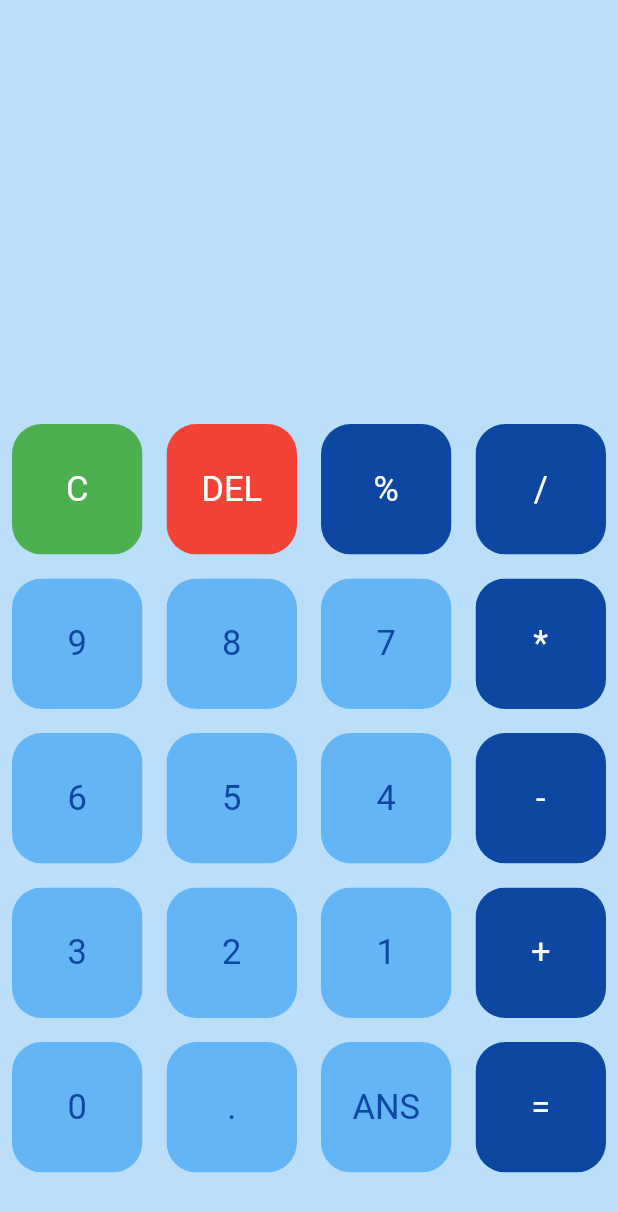
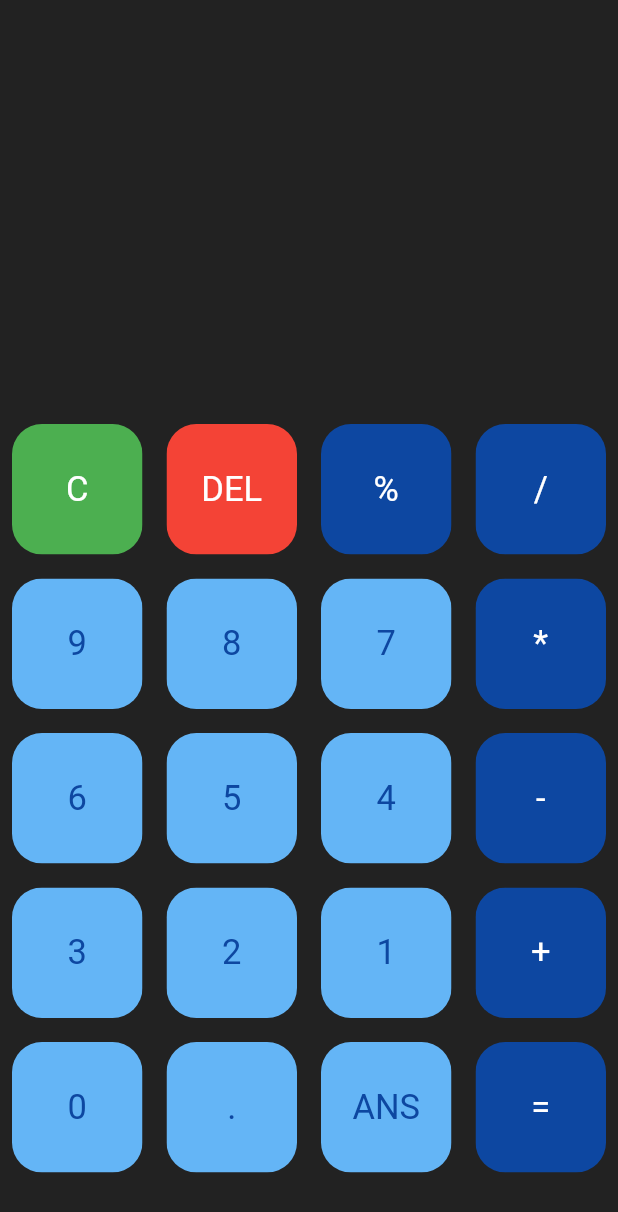
Before and after one commit to j-kon/FlutterDevelopmentBootcamp, a Flutter app: the screen it shows after launch, on a phone screen of 412 x 824 dp. Shown: the top 1212 px of the screen. Run offline on Flutter 3.47's test engine with Material 2 defaults, Android fonts, the phone set to English and light mode, and no system bars; our stand-ins replace audioplayers, math_expressions, rflutter_alert.

Commit message:
complate calculator

```diff
--- a/calculator/lib/main.dart
+++ b/calculator/lib/main.dart
@@ -1,5 +1,6 @@
 import 'package:calculator/widgets/custom_button.dart';
 import 'package:flutter/material.dart';
+import 'package:math_expressions/math_expressions.dart';
 
 void main() {
   runApp(MyApp());
@@ -48,7 +49,7 @@ class _HomePageState extends State<HomePage> {
   @override
   Widget build(BuildContext context) {
     return Scaffold(
-      backgroundColor: Colors.blue[100],
+      backgroundColor: Colors.black87,
       body: Column(
         children: [
           Expanded(
@@ -64,7 +65,7 @@ class _HomePageState extends State<HomePage> {
                     alignment: Alignment.centerLeft,
                     child: Text(
                       userQuestion,
-                      style: TextStyle(fontSize: 30),
+                      style: TextStyle(fontSize: 30, color: Colors.white),
                     ),
                   ),
                   Container(
@@ -72,7 +73,7 @@ class _HomePageState extends State<HomePage> {
                     alignment: Alignment.centerRight,
                     child: Text(
                       userAnswer,
-                      style: TextStyle(fontSize: 30),
+                      style: TextStyle(fontSize: 30, color: Colors.white),
                     ),
                   ),
                 ],
@@ -110,6 +111,17 @@ class _HomePageState extends State<HomePage> {
                         color: Colors.red,
                         textColor: Colors.white,
                       );
+                    } else if (index == buttons.length - 1) {
+                      return CustomButton(
+                        bottonTapped: () {
+                          setState(() {
+                            equalPressed();
+                          });
+                        },
+                        buttonText: buttons[index],
+                        color: Colors.blue[900],
+                        textColor: Colors.white,
+                      );
                     } else {
                       return CustomButton(
                         bottonTapped: () {
@@ -140,4 +152,15 @@ class _HomePageState extends State<HomePage> {
     }
     return false;
   }
+
+  void equalPressed() {
+    String finalQuestion = userQuestion;
+    finalQuestion = finalQuestion.replaceAll('x', '*');
+    Parser p = Parser();
+    Expression exp = p.parse(finalQuestion);
+    ContextModel cm = ContextModel();
+    double eval = exp.evaluate(EvaluationType.REAL, cm);
+
+    userAnswer = eval.toString();
+  }
 }
```
Also changed, not shown: calculator/pubspec.yaml (+3 -54 lines), calculator/pubspec.lock.
